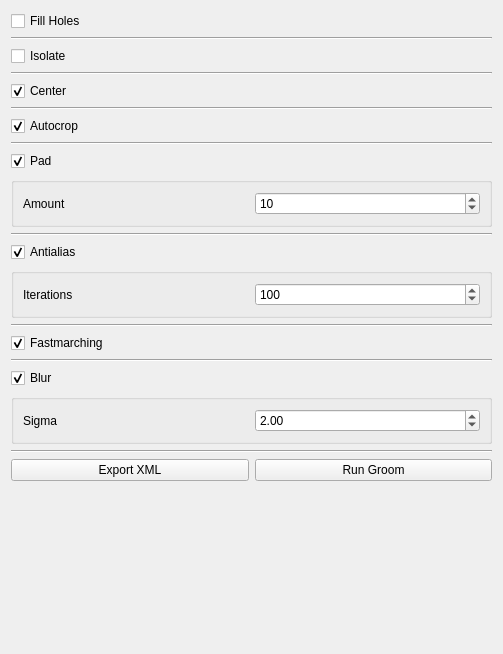
Qt form src/Groom/GroomTool.ui (SCIInstitute/ShapeWorks) before a commit.
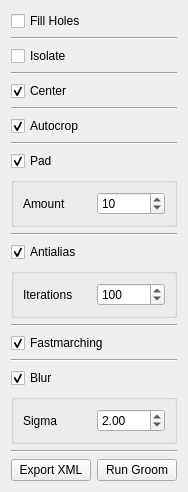
The same form after that commit.

The edit to the form file:
```diff
--- a/src/Groom/GroomTool.ui
+++ b/src/Groom/GroomTool.ui
@@ -6,8 +6,8 @@
    <rect>
     <x>0</x>
     <y>0</y>
-    <width>503</width>
-    <height>654</height>
+    <width>176</width>
+    <height>439</height>
    </rect>
   </property>
   <property name="windowTitle">
```
